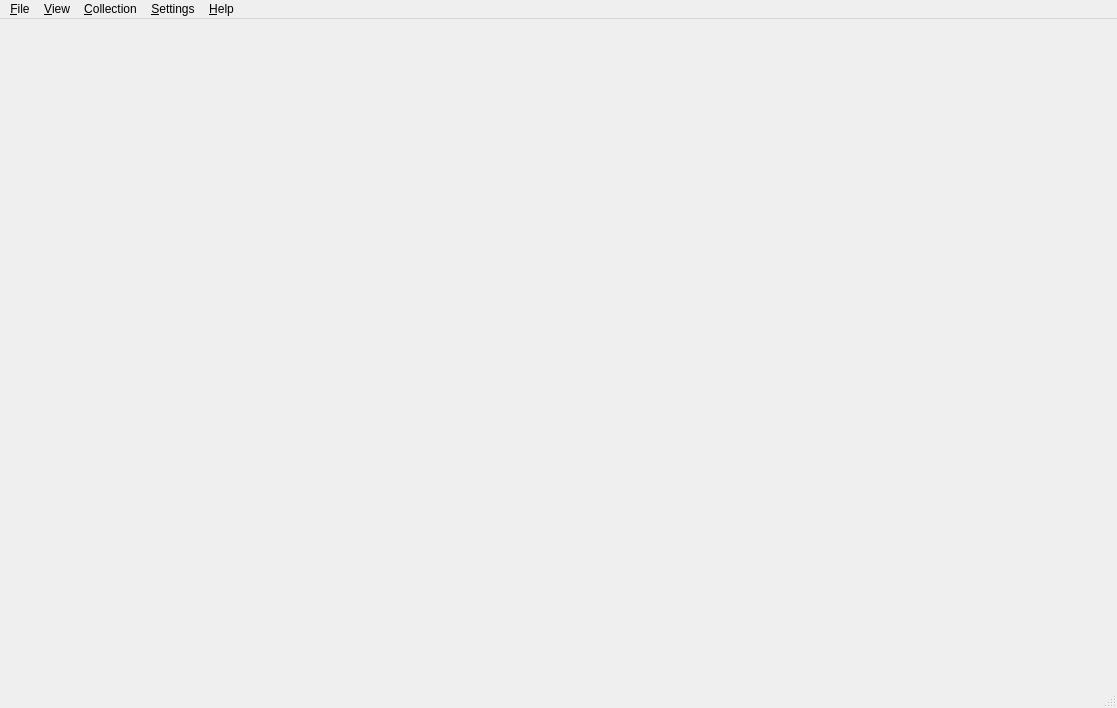
The window that src/home/flibrary/ui/MainWindow.ui (heimdallr/books) describes before a commit, drawn with Qt 5.
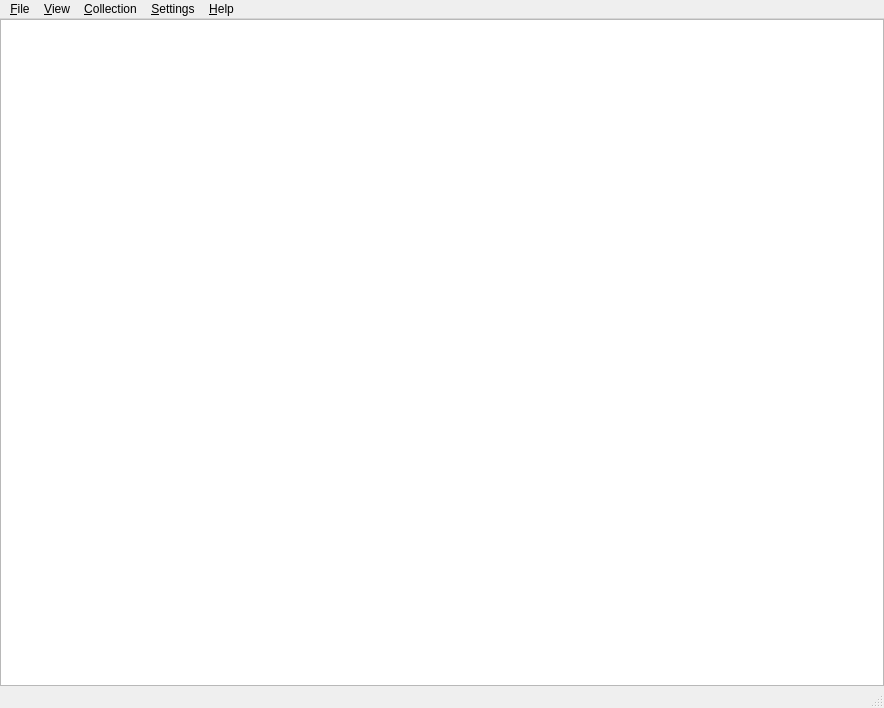
The same window after the commit. The open tabs and pages were chosen to show the change.

Patch:
```diff
--- a/src/home/flibrary/ui/MainWindow.ui
+++ b/src/home/flibrary/ui/MainWindow.ui
@@ -6,7 +6,7 @@
    <rect>
     <x>0</x>
     <y>0</y>
-    <width>1117</width>
+    <width>884</width>
     <height>708</height>
    </rect>
   </property>
@@ -14,7 +14,29 @@
    <string notr="true">MainWindow</string>
   </property>
   <widget class="QWidget" name="centralWidget">
-   <layout class="QHBoxLayout" name="horizontalLayout">
+   <layout class="QVBoxLayout" name="verticalLayout_4">
+    <property name="spacing">
+     <number>0</number>
+    </property>
+    <property name="leftMargin">
+     <number>0</number>
+    </property>
+    <property name="topMargin">
+     <number>0</number>
+    </property>
+    <property name="rightMargin">
+     <number>0</number>
+    </property>
+    <property name="bottomMargin">
+     <number>0</number>
+    </property>
+    <item>
+     <widget class="QStackedWidget" name="stackedWidget">
+      <property name="currentIndex">
+       <number>0</number>
+      </property>
+      <widget class="QWidget" name="mainPage">
+       <layout class="QVBoxLayout" name="verticalLayout_5">
     <property name="spacing">
      <number>0</number>
     </property>
@@ -164,12 +186,38 @@
     </item>
    </layout>
   </widget>
+      <widget class="QWidget" name="logPage">
+       <layout class="QVBoxLayout" name="verticalLayout_6">
+        <property name="spacing">
+         <number>0</number>
+        </property>
+        <property name="leftMargin">
+         <number>0</number>
+        </property>
+        <property name="topMargin">
+         <number>0</number>
+        </property>
+        <property name="rightMargin">
+         <number>0</number>
+        </property>
+        <property name="bottomMargin">
+         <number>0</number>
+        </property>
+        <item>
+         <widget class="QListView" name="logView"/>
+        </item>
+       </layout>
+      </widget>
+     </widget>
+    </item>
+   </layout>
+  </widget>
   <widget class="QMenuBar" name="menuBar">
    <property name="geometry">
     <rect>
      <x>0</x>
      <y>0</y>
-     <width>1117</width>
+     <width>884</width>
      <height>22</height>
     </rect>
    </property>
```
Left out of the diff: 21 changed lines with no effect on the pictures. Lines whose indentation alone changed are shown as unchanged.
